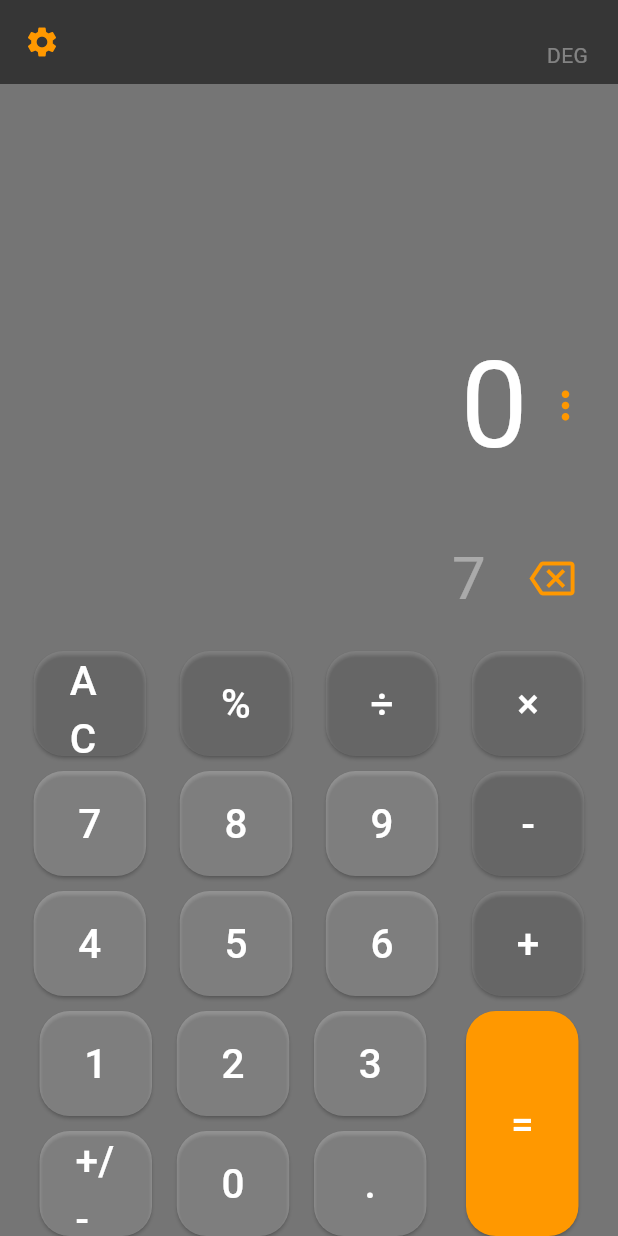
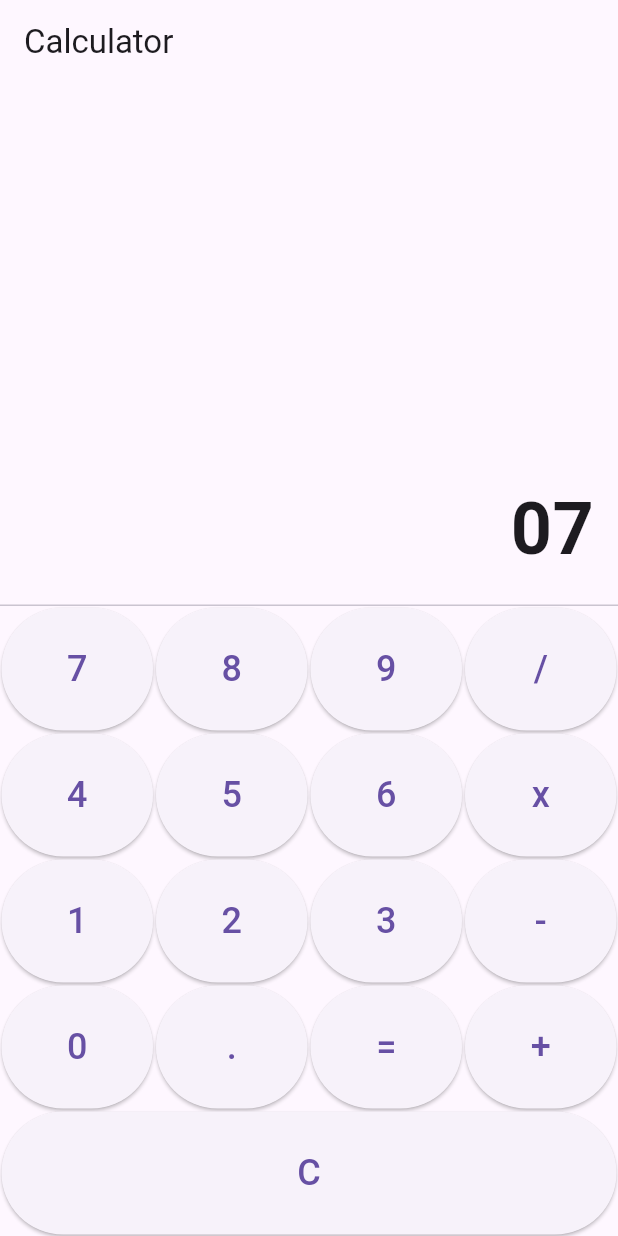
Before and after one commit to danodoms-old/itc130-act3to6, a Flutter app: the screen it shows after launch, after a tap on an icon or button, on a phone screen of 412 x 824 dp. Run offline on Flutter 3.47's test engine with Material 3 defaults, Android fonts, the phone set to English and light mode, and no system bars.

Commit message:
delete 2 files and update 3 files

```diff
--- a/midterm-calculator/lib/calc_button.dart
+++ /dev/null
@@ -1,21 +0,0 @@
-import 'package:flutter/material.dart';
-
-Widget calcButton(
-    String buttonText, Color buttonColor, void Function()? buttonPressed) {
-  return Container(
-    width: 75,
-    height: buttonText == '=' ? 150 : 70,
-    padding: const EdgeInsets.all(0),
-    child: ElevatedButton(
-      onPressed: buttonPressed,
-      style: ElevatedButton.styleFrom(
-          shape: const RoundedRectangleBorder(
-              borderRadius: BorderRadius.all(Radius.circular(20))),
-          backgroundColor: buttonColor),
-      child: Text(
-        buttonText,
-        style: const TextStyle(fontSize: 27, color: Colors.white),
-      ),
-    ),
-  );
-}
--- a/midterm-calculator/lib/calculator_view.dart
+++ /dev/null
@@ -1,219 +0,0 @@
-import 'package:act6/calc_button.dart';
-import 'package:flutter/material.dart';
-import 'package:math_expressions/math_expressions.dart';
-
-class CalculatorView extends StatefulWidget {
-  const CalculatorView({Key? key}) : super(key: key);
-
-  @override
-  State<CalculatorView> createState() => _CalculatorViewState();
-}
-
-class _CalculatorViewState extends State<CalculatorView> {
-  String equation = "0";
-  String result = "0";
-  String expression = "";
-  double equationFontSize = 38.0;
-  double resultFontSize = 48.0;
-
-  buttonPressed(String buttonText) {
-    // used to check if the result contains a decimal
-    String doesContainDecimal(dynamic result) {
-      if (result.toString().contains('.')) {
-        List<String> splitDecimal = result.toString().split('.');
-        if (!(int.parse(splitDecimal[1]) > 0)) {
-          return result = splitDecimal[0].toString();
-        }
-      }
-      return result;
-    }
-
-    setState(() {
-      if (buttonText == "AC") {
-        equation = "0";
-        result = "0";
-      } else if (buttonText == "⌫") {
-        equation = equation.substring(0, equation.length - 1);
-        if (equation == "") {
-          equation = "0";
-        }
-      } else if (buttonText == "+/-") {
-        if (equation[0] != '-') {
-          equation = '-$equation';
-        } else {
-          equation = equation.substring(1);
-        }
-      } else if (buttonText == "=") {
-        expression = equation;
-        expression = expression.replaceAll('×', '*');
-        expression = expression.replaceAll('÷', '/');
-        expression = expression.replaceAll('%', '%');
-
-        try {
-          Parser p = Parser();
-          Expression exp = p.parse(expression);
-
-          ContextModel cm = ContextModel();
-          result = '${exp.evaluate(EvaluationType.REAL, cm)}';
-          if (expression.contains('%')) {
-            result = doesContainDecimal(result);
-          }
-        } catch (e) {
-          result = "Error";
-        }
-      } else {
-        if (equation == "0") {
-          equation = buttonText;
-        } else {
-          equation = equation + buttonText;
-        }
-      }
-    });
-  }
-
-  @override
-  Widget build(BuildContext context) {
-    return Scaffold(
-        backgroundColor: Colors.black54,
-        appBar: AppBar(
-          elevation: 0,
-          backgroundColor: Colors.black54,
-          leading: const Icon(Icons.settings, color: Colors.orange),
-          actions: const [
-            Padding(
-              padding: EdgeInsets.only(top: 18.0),
-              child: Text('DEG', style: TextStyle(color: Colors.white38)),
-            ),
-            SizedBox(width: 20),
-          ],
-        ),
-        body: SafeArea(
-          child: Column(
-            mainAxisAlignment: MainAxisAlignment.end,
-            children: [
-              Align(
-                alignment: Alignment.bottomRight,
-                child: SingleChildScrollView(
-                  scrollDirection: Axis.horizontal,
-                  child: Column(
-                    crossAxisAlignment: CrossAxisAlignment.end,
-                    children: [
-                      Row(
-                        mainAxisAlignment: MainAxisAlignment.end,
-                        children: <Widget>[
-                          Padding(
-                              padding: const EdgeInsets.all(10.0),
-                              child: Text(result,
-                                  textAlign: TextAlign.left,
-                                  style: const TextStyle(
-                                      color: Colors.white, fontSize: 80))),
-                          const Icon(Icons.more_vert,
-                              color: Colors.orange, size: 30),
-                          const SizedBox(width: 20),
-                        ],
-                      ),
-                      Row(
-                        mainAxisAlignment: MainAxisAlignment.end,
-                        children: [
-                          Padding(
-                            padding: const EdgeInsets.all(20),
-                            child: Text(equation,
-                                style: const TextStyle(
-                                  fontSize: 40,
-                                  color: Colors.white38,
-                                )),
-                          ),
-                          IconButton(
-                            icon: const Icon(Icons.backspace_outlined,
-                                color: Colors.orange, size: 30),
-                            onPressed: () {
-                              buttonPressed("⌫");
-                            },
-                          ),
-                          const SizedBox(width: 20),
-                        ],
-                      )
-                    ],
-                  ),
-                ),
-              ),
-              Row(
-                mainAxisAlignment: MainAxisAlignment.spaceEvenly,
-                children: [
-                  calcButton('AC', Colors.white10, () => buttonPressed('AC')),
-                  calcButton('%', Colors.white10, () => buttonPressed('%')),
-                  calcButton('÷', Colors.white10, () => buttonPressed('÷')),
-                  calcButton("×", Colors.white10, () => buttonPressed('×')),
-                ],
-              ),
-              const SizedBox(height: 10),
-
-              Row(
-                mainAxisAlignment: MainAxisAlignment.spaceEvenly,
-                children: [
-                  calcButton('7', Colors.white24, () => buttonPressed('7')),
-                  calcButton('8', Colors.white24, () => buttonPressed('8')),
-                  calcButton('9', Colors.white24, () => buttonPressed('9')),
-                  calcButton('-', Colors.white10, () => buttonPressed('-')),
-                ],
-              ),
-              const SizedBox(height: 10),
-
-              Row(
-                mainAxisAlignment: MainAxisAlignment.spaceEvenly,
-                children: [
-                  calcButton('4', Colors.white24, () => buttonPressed('4')),
-                  calcButton('5', Colors.white24, () => buttonPressed('5')),
-                  calcButton('6', Colors.white24, () => buttonPressed('6')),
-                  calcButton('+', Colors.white10, () => buttonPressed('+')),
-                ],
-              ),
-              const SizedBox(height: 10),
-              // calculator number buttons
-
-              Row(
-                mainAxisAlignment: MainAxisAlignment.spaceEvenly,
-                children: [
-                  Column(
-//mainAxisAlignment: MainAxisAlignment.spaceAround
-                    children: [
-                      Row(
-                        children: [
-                          calcButton(
-                              '1', Colors.white24, () => buttonPressed('1')),
-                          SizedBox(
-                              width: MediaQuery.of(context).size.width * 0.04),
-                          calcButton(
-                              '2', Colors.white24, () => buttonPressed('2')),
-                          SizedBox(
-                              width: MediaQuery.of(context).size.width * 0.04),
-                          calcButton(
-                              '3', Colors.white24, () => buttonPressed('3')),
-                        ],
-                      ),
-                      const SizedBox(height: 10),
-                      Row(
-                        mainAxisAlignment: MainAxisAlignment.spaceEvenly,
-                        children: [
-                          calcButton('+/-', Colors.white24,
-                              () => buttonPressed('+/-')),
-                          SizedBox(
-                              width: MediaQuery.of(context).size.width * 0.04),
-                          calcButton(
-                              '0', Colors.white24, () => buttonPressed('0')),
-                          SizedBox(
-                              width: MediaQuery.of(context).size.width * 0.04),
-                          calcButton(
-                              '.', Colors.white24, () => buttonPressed('.')),
-                        ],
-                      ),
-                    ],
-                  ),
-                  calcButton('=', Colors.orange, () => buttonPressed('=')),
-                ],
-              )
-            ],
-          ),
-        ));
-  }
-}
--- a/midterm-calculator/lib/main.dart
+++ b/midterm-calculator/lib/main.dart
@@ -1,22 +1,128 @@
-import 'package:act6/calculator_view.dart';
 import 'package:flutter/material.dart';
+import 'package:provider/provider.dart';
 
 void main() {
-  runApp(const MyApp());
+  runApp(CalculatorApp());
 }
 
-class MyApp extends StatelessWidget {
-  const MyApp({super.key});
-
+class CalculatorApp extends StatelessWidget {
   @override
   Widget build(BuildContext context) {
-    return MaterialApp(
-      title: 'Calculator App',
-      theme: ThemeData(
-        primarySwatch: Colors.blue,
+    return ChangeNotifierProvider(
+      create: (_) => CalculatorModel(),
+      child: MaterialApp(
+        home: CalculatorScreen(),
       ),
-      debugShowCheckedModeBanner: false,
-      home: const CalculatorView(),
     );
   }
 }
+
+class CalculatorScreen extends StatelessWidget {
+  @override
+  Widget build(BuildContext context) {
+    return Scaffold(
+      appBar: AppBar(title: Text('Calculator')),
+      body: Column(
+        mainAxisAlignment: MainAxisAlignment.end,
+        children: [
+          Expanded(
+            child: Container(
+              padding: EdgeInsets.all(16),
+              alignment: Alignment.bottomRight,
+              child: Consumer<CalculatorModel>(
+                builder: (context, model, child) {
+                  return Text(
+                    model.display,
+                    style: TextStyle(fontSize: 48, fontWeight: FontWeight.bold),
+                  );
+                },
+              ),
+            ),
+          ),
+          Divider(height: 1),
+          Column(
+            children: [
+              buildButtonRow(context, ['7', '8', '9', '/']),
+              buildButtonRow(context, ['4', '5', '6', 'x']),
+              buildButtonRow(context, ['1', '2', '3', '-']),
+              buildButtonRow(context, ['0', '.', '=', '+']),
+              buildButtonRow(context, ['C']),
+            ],
+          ),
+        ],
+      ),
+    );
+  }
+
+  Widget buildButtonRow(BuildContext context, List<String> labels) {
+    return Row(
+      children: labels.map((label) {
+        return Expanded(
+          child: Padding(
+            padding: const EdgeInsets.all(1.0),
+            child: ElevatedButton(
+              style: ElevatedButton.styleFrom(
+                padding: EdgeInsets.all(24),
+              ),
+              onPressed: () => context.read<CalculatorModel>().input(label),
+              child: Text(label, style: TextStyle(fontSize: 24)),
+            ),
+          ),
+        );
+      }).toList(),
+    );
+  }
+}
+
+class CalculatorModel extends ChangeNotifier {
+  String _display = '';
+  String _operand = '';
+  double _value = 0.0;
+  String _operator = '';
+
+  String get display => _display;
+
+  void input(String char) {
+    if (char == 'C') {
+      _clear();
+    } else if (char == '=') {
+      _calculate();
+    } else if ('+-*/'.contains(char)) {
+      _setOperator(char);
+    } else {
+      _append(char);
+    }
+    notifyListeners();
+  }
+
+  void _clear() {
+    _display = '';
+    _operand = '';
+    _value = 0.0;
+    _operator = '';
+  }
+
+  void _append(String char) {
+    _display += char;
+  }
+
+  void _setOperator(String operator) {
+    if (_operator.isEmpty) {
+      _value = double.tryParse(_display) ?? 0.0;
+    } else {
+      _calculate();
+    }
+    _operator = operator;
+    _display = '';
+  }
+
+  void _calculate() {
+    double operand = double.tryParse(_display) ?? 0.0;
+    if (_operator == '+') _value += operand;
+    if (_operator == '-') _value -= operand;
+    if (_operator == '*') _value *= operand;
+    if (_operator == '/') _value /= operand;
+    _display = _value.toString();
+    _operator = '';
+  }
+}
--- a/midterm-calculator/pubspec.yaml
+++ b/midterm-calculator/pubspec.yaml
@@ -34,7 +34,8 @@ dependencies:
   # The following adds the Cupertino Icons font to your application.
   # Use with the CupertinoIcons class for iOS style icons.
   math_expressions: ^2.0.0
-  cupertino_icons: ^1.0.6
+  cupertino_icons: ^1.0.0
+  provider: ^6.0.0 # Add this line
 
 dev_dependencies:
   flutter_test:
```
Also changed, not shown: midterm-calculator/pubspec.lock.
